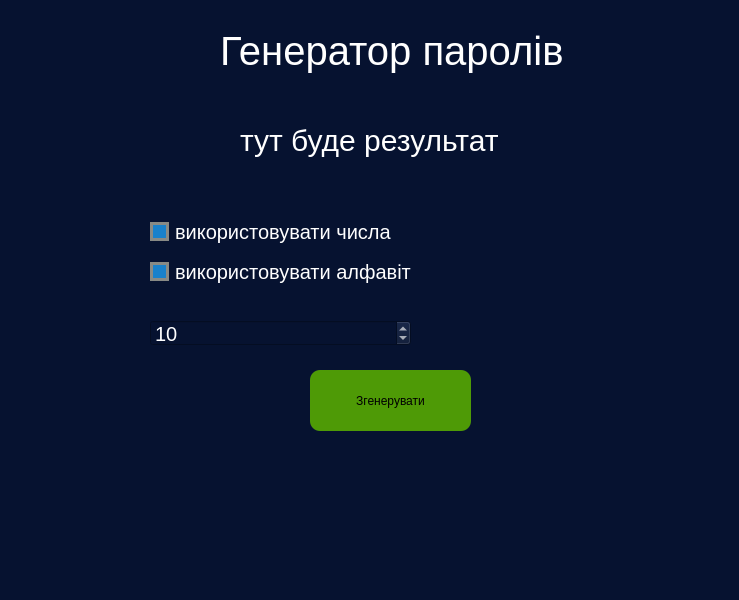
The window that window.ui (kogutbohdan/Generator_Password) describes before a commit, drawn with Qt 5.
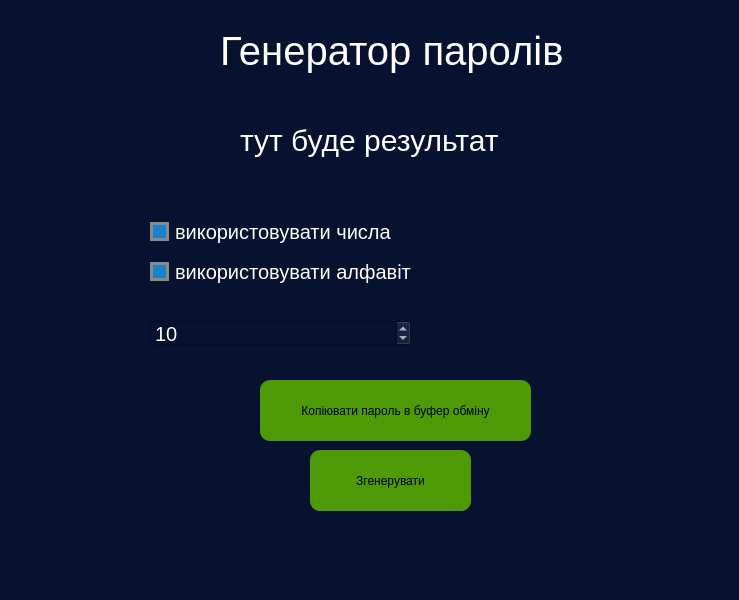
The same window after the commit.

The edit to the form file:
```diff
--- a/window.ui
+++ b/window.ui
@@ -66,7 +66,7 @@
     <property name="geometry">
      <rect>
       <x>310</x>
-      <y>370</y>
+      <y>450</y>
       <width>161</width>
       <height>61</height>
      </rect>
@@ -203,6 +203,34 @@
      <number>10</number>
     </property>
    </widget>
+   <widget class="QPushButton" name="btnCopy">
+    <property name="geometry">
+     <rect>
+      <x>260</x>
+      <y>380</y>
+      <width>271</width>
+      <height>61</height>
+     </rect>
+    </property>
+    <property name="styleSheet">
+     <string notr="true">QPushButton{
+	background:rgb(78, 154, 6);
+	border:0px;
+	border-radius:10px;
+}
+
+QPushButton:hover{
+	background:rgb(115, 210, 22);
+}
+
+QPushButton:pressed{
+	background:rgb(255, 255, 255)
+}</string>
+    </property>
+    <property name="text">
+     <string>Копіювати пароль в буфер обміну</string>
+    </property>
+   </widget>
   </widget>
  </widget>
  <resources/>
```
Left out of the diff: 2 changed lines with no effect on the pictures.
